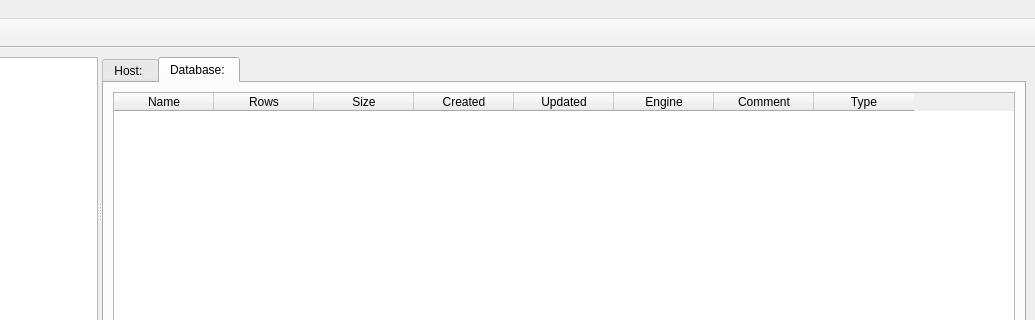
First picture: the form in qtcreator_assets/pyHeidi/mainwindow.ui, repository Fapiko/pyHeidi, before the edit; both pictures show x 167 to 1202 and y 0 to 320 of the 1202 by 603 pixel window.
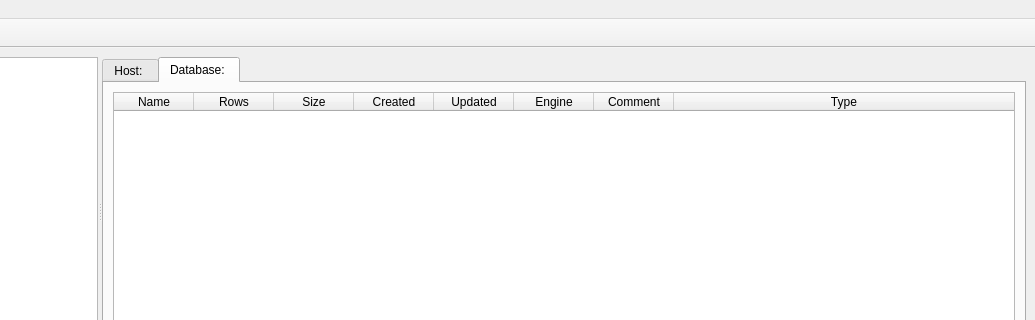
Second picture: the form after the edit. The open tabs and pages were chosen to show the change. Icons and pictures are not drawn.

Diff of the .ui file:
```diff
--- a/qtcreator_assets/pyHeidi/mainwindow.ui
+++ b/qtcreator_assets/pyHeidi/mainwindow.ui
@@ -252,9 +252,45 @@
          <layout class="QHBoxLayout" name="horizontalLayout">
           <item>
            <widget class="QTableWidget" name="databaseInfoTable">
+            <property name="editTriggers">
+             <set>QAbstractItemView::NoEditTriggers</set>
+            </property>
+            <property name="alternatingRowColors">
+             <bool>false</bool>
+            </property>
+            <property name="selectionMode">
+             <enum>QAbstractItemView::SingleSelection</enum>
+            </property>
+            <property name="selectionBehavior">
+             <enum>QAbstractItemView::SelectRows</enum>
+            </property>
+            <property name="sortingEnabled">
+             <bool>true</bool>
+            </property>
+            <property name="cornerButtonEnabled">
+             <bool>false</bool>
+            </property>
+            <attribute name="horizontalHeaderDefaultSectionSize">
+             <number>80</number>
+            </attribute>
+            <attribute name="horizontalHeaderHighlightSections">
+             <bool>false</bool>
+            </attribute>
+            <attribute name="horizontalHeaderMinimumSectionSize">
+             <number>50</number>
+            </attribute>
+            <attribute name="horizontalHeaderStretchLastSection">
+             <bool>true</bool>
+            </attribute>
             <attribute name="verticalHeaderVisible">
              <bool>false</bool>
             </attribute>
+            <attribute name="verticalHeaderDefaultSectionSize">
+             <number>20</number>
+            </attribute>
+            <attribute name="verticalHeaderMinimumSectionSize">
+             <number>15</number>
+            </attribute>
             <column>
              <property name="text">
               <string>Name</string>
```
Left out of the diff: 2 changed lines with no effect on the pictures.
